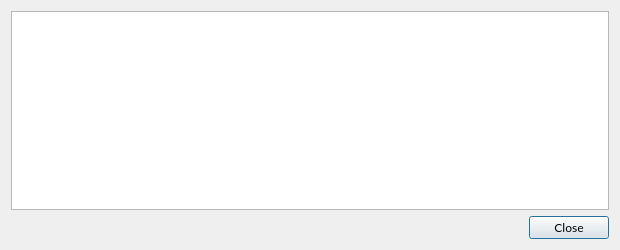
Old version of the form src/qt/forms/transactiondescdialog.ui in the repository nexbitproject/nexbit.
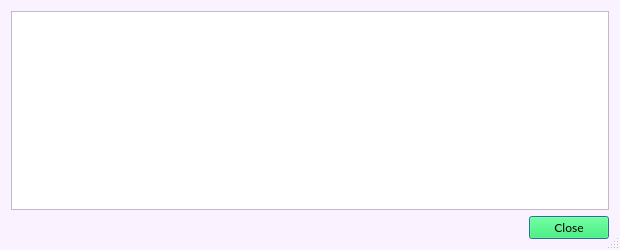
New version of the form. Icons and pictures are not drawn.

What changed in the file:
```diff
--- a/src/qt/forms/transactiondescdialog.ui
+++ b/src/qt/forms/transactiondescdialog.ui
@@ -10,6 +10,448 @@
     <height>250</height>
    </rect>
   </property>
+  <property name="palette">
+   <palette>
+    <active>
+     <colorrole role="WindowText">
+      <brush brushstyle="SolidPattern">
+       <color alpha="255">
+        <red>0</red>
+        <green>0</green>
+        <blue>0</blue>
+       </color>
+      </brush>
+     </colorrole>
+     <colorrole role="Button">
+      <brush brushstyle="SolidPattern">
+       <color alpha="255">
+        <red>10</red>
+        <green>255</green>
+        <blue>79</blue>
+       </color>
+      </brush>
+     </colorrole>
+     <colorrole role="Light">
+      <brush brushstyle="SolidPattern">
+       <color alpha="255">
+        <red>138</red>
+        <green>255</green>
+        <blue>171</blue>
+       </color>
+      </brush>
+     </colorrole>
+     <colorrole role="Midlight">
+      <brush brushstyle="SolidPattern">
+       <color alpha="255">
+        <red>74</red>
+        <green>255</green>
+        <blue>125</blue>
+       </color>
+      </brush>
+     </colorrole>
+     <colorrole role="Dark">
+      <brush brushstyle="SolidPattern">
+       <color alpha="255">
+        <red>5</red>
+        <green>127</green>
+        <blue>39</blue>
+       </color>
+      </brush>
+     </colorrole>
+     <colorrole role="Mid">
+      <brush brushstyle="SolidPattern">
+       <color alpha="255">
+        <red>6</red>
+        <green>170</green>
+        <blue>52</blue>
+       </color>
+      </brush>
+     </colorrole>
+     <colorrole role="Text">
+      <brush brushstyle="SolidPattern">
+       <color alpha="255">
+        <red>0</red>
+        <green>0</green>
+        <blue>0</blue>
+       </color>
+      </brush>
+     </colorrole>
+     <colorrole role="BrightText">
+      <brush brushstyle="SolidPattern">
+       <color alpha="255">
+        <red>255</red>
+        <green>255</green>
+        <blue>255</blue>
+       </color>
+      </brush>
+     </colorrole>
+     <colorrole role="ButtonText">
+      <brush brushstyle="SolidPattern">
+       <color alpha="255">
+        <red>0</red>
+        <green>0</green>
+        <blue>0</blue>
+       </color>
+      </brush>
+     </colorrole>
+     <colorrole role="Base">
+      <brush brushstyle="SolidPattern">
+       <color alpha="255">
+        <red>255</red>
+        <green>255</green>
+        <blue>255</blue>
+       </color>
+      </brush>
+     </colorrole>
+     <colorrole role="Window">
+      <brush brushstyle="SolidPattern">
+       <color alpha="255">
+        <red>251</red>
+        <green>242</green>
+        <blue>255</blue>
+       </color>
+      </brush>
+     </colorrole>
+     <colorrole role="Shadow">
+      <brush brushstyle="SolidPattern">
+       <color alpha="255">
+        <red>0</red>
+        <green>0</green>
+        <blue>0</blue>
+       </color>
+      </brush>
+     </colorrole>
+     <colorrole role="AlternateBase">
+      <brush brushstyle="SolidPattern">
+       <color alpha="255">
+        <red>132</red>
+        <green>255</green>
+        <blue>167</blue>
+       </color>
+      </brush>
+     </colorrole>
+     <colorrole role="ToolTipBase">
+      <brush brushstyle="SolidPattern">
+       <color alpha="255">
+        <red>255</red>
+        <green>255</green>
+        <blue>220</blue>
+       </color>
+      </brush>
+     </colorrole>
+     <colorrole role="ToolTipText">
+      <brush brushstyle="SolidPattern">
+       <color alpha="255">
+        <red>0</red>
+        <green>0</green>
+        <blue>0</blue>
+       </color>
+      </brush>
+     </colorrole>
+     <colorrole role="PlaceholderText">
+      <brush brushstyle="SolidPattern">
+       <color alpha="128">
+        <red>0</red>
+        <green>0</green>
+        <blue>0</blue>
+       </color>
+      </brush>
+     </colorrole>
+    </active>
+    <inactive>
+     <colorrole role="WindowText">
+      <brush brushstyle="SolidPattern">
+       <color alpha="255">
+        <red>0</red>
+        <green>0</green>
+        <blue>0</blue>
+       </color>
+      </brush>
+     </colorrole>
+     <colorrole role="Button">
+      <brush brushstyle="SolidPattern">
+       <color alpha="255">
+        <red>10</red>
+        <green>255</green>
+        <blue>79</blue>
+       </color>
+      </brush>
+     </colorrole>
+     <colorrole role="Light">
+      <brush brushstyle="SolidPattern">
+       <color alpha="255">
+        <red>138</red>
+        <green>255</green>
+        <blue>171</blue>
+       </color>
+      </brush>
+     </colorrole>
+     <colorrole role="Midlight">
+      <brush brushstyle="SolidPattern">
+       <color alpha="255">
+        <red>74</red>
+        <green>255</green>
+        <blue>125</blue>
+       </color>
+      </brush>
+     </colorrole>
+     <colorrole role="Dark">
+      <brush brushstyle="SolidPattern">
+       <color alpha="255">
+        <red>5</red>
+        <green>127</green>
+        <blue>39</blue>
+       </color>
+      </brush>
+     </colorrole>
+     <colorrole role="Mid">
+      <brush brushstyle="SolidPattern">
+       <color alpha="255">
+        <red>6</red>
+        <green>170</green>
+        <blue>52</blue>
+       </color>
+      </brush>
+     </colorrole>
+     <colorrole role="Text">
+      <brush brushstyle="SolidPattern">
+       <color alpha="255">
+        <red>0</red>
+        <green>0</green>
+        <blue>0</blue>
+       </color>
+      </brush>
+     </colorrole>
+     <colorrole role="BrightText">
+      <brush brushstyle="SolidPattern">
+       <color alpha="255">
+        <red>255</red>
+        <green>255</green>
+        <blue>255</blue>
+       </color>
+      </brush>
+     </colorrole>
+     <colorrole role="ButtonText">
+      <brush brushstyle="SolidPattern">
+       <color alpha="255">
+        <red>0</red>
+        <green>0</green>
+        <blue>0</blue>
+       </color>
+      </brush>
+     </colorrole>
+     <colorrole role="Base">
+      <brush brushstyle="SolidPattern">
+       <color alpha="255">
+        <red>255</red>
+        <green>255</green>
+        <blue>255</blue>
+       </color>
+      </brush>
+     </colorrole>
+     <colorrole role="Window">
+      <brush brushstyle="SolidPattern">
+       <color alpha="255">
+        <red>251</red>
+        <green>242</green>
+        <blue>255</blue>
+       </color>
+      </brush>
+     </colorrole>
+     <colorrole role="Shadow">
+      <brush brushstyle="SolidPattern">
+       <color alpha="255">
+        <red>0</red>
+        <green>0</green>
+        <blue>0</blue>
+       </color>
+      </brush>
+     </colorrole>
+     <colorrole role="AlternateBase">
+      <brush brushstyle="SolidPattern">
+       <color alpha="255">
+        <red>132</red>
+        <green>255</green>
+        <blue>167</blue>
+       </color>
+      </brush>
+     </colorrole>
+     <colorrole role="ToolTipBase">
+      <brush brushstyle="SolidPattern">
+       <color alpha="255">
+        <red>255</red>
+        <green>255</green>
+        <blue>220</blue>
+       </color>
+      </brush>
+     </colorrole>
+     <colorrole role="ToolTipText">
+      <brush brushstyle="SolidPattern">
+       <color alpha="255">
+        <red>0</red>
+        <green>0</green>
+        <blue>0</blue>
+       </color>
+      </brush>
+     </colorrole>
+     <colorrole role="PlaceholderText">
+      <brush brushstyle="SolidPattern">
+       <color alpha="128">
+        <red>0</red>
+        <green>0</green>
+        <blue>0</blue>
+       </color>
+      </brush>
+     </colorrole>
+    </inactive>
+    <disabled>
+     <colorrole role="WindowText">
+      <brush brushstyle="SolidPattern">
+       <color alpha="255">
+        <red>5</red>
+        <green>127</green>
+        <blue>39</blue>
+       </color>
+      </brush>
+     </colorrole>
+     <colorrole role="Button">
+      <brush brushstyle="SolidPattern">
+       <color alpha="255">
+        <red>10</red>
+        <green>255</green>
+        <blue>79</blue>
+       </color>
+      </brush>
+     </colorrole>
+     <colorrole role="Light">
+      <brush brushstyle="SolidPattern">
+       <color alpha="255">
+        <red>138</red>
+        <green>255</green>
+        <blue>171</blue>
+       </color>
+      </brush>
+     </colorrole>
+     <colorrole role="Midlight">
+      <brush brushstyle="SolidPattern">
+       <color alpha="255">
+        <red>74</red>
+        <green>255</green>
+        <blue>125</blue>
+       </color>
+      </brush>
+     </colorrole>
+     <colorrole role="Dark">
+      <brush brushstyle="SolidPattern">
+       <color alpha="255">
+        <red>5</red>
+        <green>127</green>
+        <blue>39</blue>
+       </color>
+      </brush>
+     </colorrole>
+     <colorrole role="Mid">
+      <brush brushstyle="SolidPattern">
+       <color alpha="255">
+        <red>6</red>
+        <green>170</green>
+        <blue>52</blue>
+       </color>
+      </brush>
+     </colorrole>
+     <colorrole role="Text">
+      <brush brushstyle="SolidPattern">
+       <color alpha="255">
+        <red>5</red>
+        <green>127</green>
+        <blue>39</blue>
+       </color>
+      </brush>
+     </colorrole>
+     <colorrole role="BrightText">
+      <brush brushstyle="SolidPattern">
+       <color alpha="255">
+        <red>255</red>
+        <green>255</green>
+        <blue>255</blue>
+       </color>
+      </brush>
+     </colorrole>
+     <colorrole role="ButtonText">
+      <brush brushstyle="SolidPattern">
+       <color alpha="255">
+        <red>5</red>
+        <green>127</green>
+        <blue>39</blue>
+       </color>
+      </brush>
+     </colorrole>
+     <colorrole role="Base">
+      <brush brushstyle="SolidPattern">
+       <color alpha="255">
+        <red>251</red>
+        <green>242</green>
+        <blue>255</blue>
+       </color>
+      </brush>
+     </colorrole>
+     <colorrole role="Window">
+      <brush brushstyle="SolidPattern">
+       <color alpha="255">
+        <red>251</red>
+        <green>242</green>
+        <blue>255</blue>
+       </color>
+      </brush>
+     </colorrole>
+     <colorrole role="Shadow">
+      <brush brushstyle="SolidPattern">
+       <color alpha="255">
+        <red>0</red>
+        <green>0</green>
+        <blue>0</blue>
+       </color>
+      </brush>
+     </colorrole>
+     <colorrole role="AlternateBase">
+      <brush brushstyle="SolidPattern">
+       <color alpha="255">
+        <red>10</red>
+        <green>255</green>
+        <blue>79</blue>
+       </color>
+      </brush>
+     </colorrole>
+     <colorrole role="ToolTipBase">
+      <brush brushstyle="SolidPattern">
+       <color alpha="255">
+        <red>255</red>
+        <green>255</green>
+        <blue>220</blue>
+       </color>
+      </brush>
+     </colorrole>
+     <colorrole role="ToolTipText">
+      <brush brushstyle="SolidPattern">
+       <color alpha="255">
+        <red>0</red>
+        <green>0</green>
+        <blue>0</blue>
+       </color>
+      </brush>
+     </colorrole>
+     <colorrole role="PlaceholderText">
+      <brush brushstyle="SolidPattern">
+       <color alpha="128">
+        <red>0</red>
+        <green>0</green>
+        <blue>0</blue>
+       </color>
+      </brush>
+     </colorrole>
+    </disabled>
+   </palette>
+  </property>
   <property name="font">
    <font>
     <family>Lato</family>
@@ -18,8 +460,21 @@
   <property name="windowTitle">
    <string>Transaction details</string>
   </property>
+  <property name="windowIcon">
+   <iconset>
+    <normaloff>../../../../../@media/favicon.ico</normaloff>../../../../../@media/favicon.ico</iconset>
+  </property>
+  <property name="autoFillBackground">
+   <bool>true</bool>
+  </property>
   <property name="styleSheet">
-   <string notr="true">background-image: url(:/bg/res/icons/bg-splash.png);</string>
+   <string notr="true"/>
+  </property>
+  <property name="sizeGripEnabled">
+   <bool>true</bool>
+  </property>
+  <property name="modal">
+   <bool>true</bool>
   </property>
   <layout class="QVBoxLayout" name="verticalLayout">
    <item>
```
Left out of the diff: 4 changed lines with no effect on the pictures.
